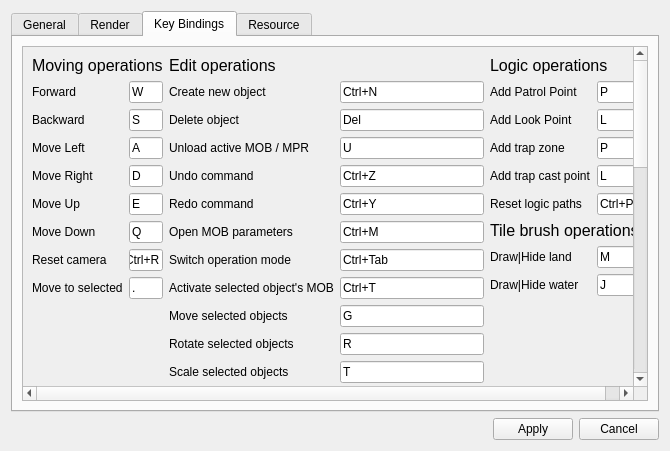
Qt form source/app/settings.ui (Samolleg/ataman-mp) before a commit.
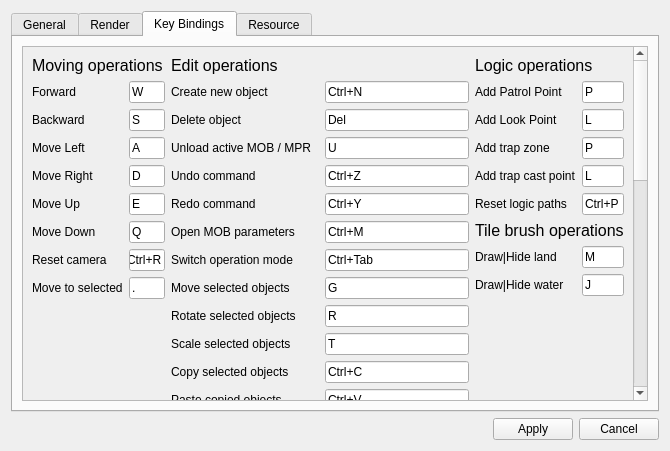
The same form after that commit.

Commit message: Remove redundant owner MOB shortcut

```diff
--- a/source/app/settings.ui
+++ b/source/app/settings.ui
@@ -727,20 +727,6 @@
                </property>
               </widget>
              </item>
-             <item row="8" column="0">
-              <widget class="QLabel" name="label_22">
-               <property name="text">
-                <string>Activate selected object's MOB</string>
-               </property>
-              </widget>
-             </item>
-             <item row="8" column="1">
-              <widget class="QKeySequenceEdit" name="shortcutActivateOwnerMob">
-               <property name="keySequence">
-                <string>Ctrl+T</string>
-               </property>
-              </widget>
-             </item>
              <item row="9" column="0">
               <widget class="QLabel" name="label_25">
                <property name="text">
```
The commit also changes 8 other files.
